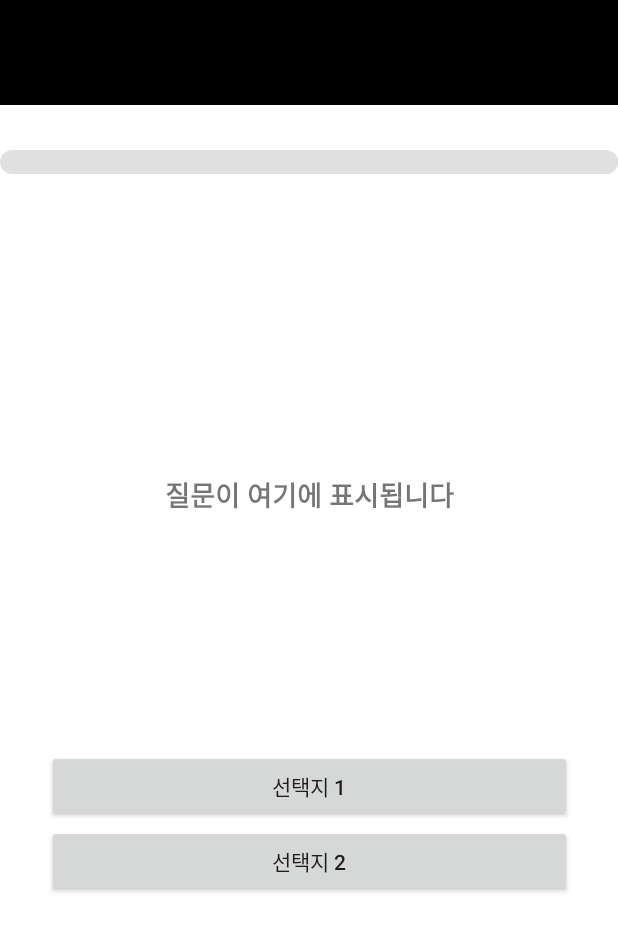
After one commit to Blueapple031/madcamp1week, an Android app: the layout activity_questions.xml on its own in the app's theme, with its tools: preview values and no code run, on a phone screen of 412 x 824 dp. The commit adds this screen. Shown: the top 931 px of the screen. Run offline under Robolectric (Android 15) with nearby library versions, the phone set to English and light mode, and no system bars.

Commit message:
questionsactivity

```diff
--- /dev/null
+++ b/app/src/main/res/drawable/custom_progress.xml
@@ -0,0 +1,22 @@
+<?xml version="1.0" encoding="utf-8"?>
+<layer-list xmlns:android="http://schemas.android.com/apk/res/android">
+
+    <!-- ProgressBar의 배경 -->
+    <item>
+        <shape android:shape="rectangle">
+            <corners android:radius="12dp" /> <!-- 모서리를 둥글게 설정 -->
+            <solid android:color="#E0E0E0" /> <!-- 배경색: 연한 회색 -->
+        </shape>
+    </item>
+
+    <!-- 진행 중인 영역 -->
+    <item android:id="@android:id/progress">
+        <clip>
+            <shape android:shape="rectangle">
+                <corners android:radius="12dp" /> <!-- 진행 영역도 모서리 둥글게 -->
+                <solid android:color="#4CAF50" /> <!-- 진행 색상: 초록색 -->
+            </shape>
+        </clip>
+    </item>
+
+</layer-list>
--- /dev/null
+++ b/app/src/main/res/layout/activity_questions.xml
@@ -0,0 +1,71 @@
+<?xml version="1.0" encoding="utf-8"?>
+<androidx.constraintlayout.widget.ConstraintLayout xmlns:android="http://schemas.android.com/apk/res/android"
+    xmlns:tools="http://schemas.android.com/tools"
+    android:layout_width="match_parent"
+    android:layout_height="match_parent"
+    xmlns:app="http://schemas.android.com/apk/res-auto"
+    android:background="#FFFFFF"
+    tools:context=".QuestionActivity">
+
+    <View
+        android:id="@+id/rectangle_1"
+        android:layout_width="0dp"
+        android:layout_height="70dp"
+        android:background="#000000"
+        app:layout_constraintTop_toTopOf="parent"
+        app:layout_constraintStart_toStartOf="parent"
+        app:layout_constraintEnd_toEndOf="parent" />
+
+    <!-- 진행도 ProgressBar -->
+    <ProgressBar
+        android:id="@+id/progressBar"
+        style="?android:attr/progressBarStyleHorizontal"
+        android:layout_width="0dp"
+        android:layout_height="16dp"
+        android:progress="0"
+        android:max="100"
+        android:progressDrawable="@drawable/custom_progress"
+        app:layout_constraintTop_toTopOf="parent"
+        app:layout_constraintStart_toStartOf="parent"
+        app:layout_constraintEnd_toEndOf="parent"
+        android:layout_marginTop="100dp" />
+
+    <!-- 질문 텍스트 -->
+    <TextView
+        android:id="@+id/questionTextView"
+        android:layout_width="match_parent"
+        android:layout_height="wrap_content"
+        android:text="질문이 여기에 표시됩니다"
+        android:textSize="18sp"
+        android:textStyle="bold"
+        android:gravity="center"
+        android:padding="16dp"
+        android:layout_marginTop="300dp"
+        app:layout_constraintTop_toTopOf="parent"
+        tools:ignore="MissingConstraints" />
+
+    <!-- 선택지 버튼 1 -->
+    <Button
+        android:id="@+id/option1Button"
+        android:layout_width="350dp"
+        android:layout_height="wrap_content"
+        android:text="선택지 1"
+        android:layout_marginTop="500dp"
+        app:layout_constraintTop_toTopOf="parent"
+        app:layout_constraintStart_toStartOf="parent"
+        app:layout_constraintEnd_toEndOf="parent"
+        tools:ignore="MissingConstraints" />
+
+    <!-- 선택지 버튼 2 -->
+    <Button
+        android:id="@+id/option2Button"
+        android:layout_width="350dp"
+        android:layout_height="wrap_content"
+        android:text="선택지 2"
+        android:layout_marginTop="550dp"
+        app:layout_constraintTop_toTopOf="parent"
+        app:layout_constraintStart_toStartOf="parent"
+        app:layout_constraintEnd_toEndOf="parent"
+        tools:ignore="MissingConstraints" />
+
+</androidx.constraintlayout.widget.ConstraintLayout>
--- a/app/src/main/res/values/themes.xml
+++ b/app/src/main/res/values/themes.xml
@@ -1,6 +1,6 @@
 <resources xmlns:tools="http://schemas.android.com/tools">
     <!-- Base application theme. -->
-    <style name="Base.Theme.MyApplication1" parent="Theme.Material3.DayNight.NoActionBar">
+    <style name="Base.Theme.MyApplication1" parent="Theme.AppCompat.DayNight.NoActionBar">
         <!-- Customize your light theme here. -->
         <!-- <item name="colorPrimary">@color/my_light_primary</item> -->
     </style>
```
Also changed, not shown: app/src/main/assets/menus.json (added, +38 -0 lines), app/src/main/assets/questions.json (added, +50 -0 lines), app/src/main/java/com/example/myapplication1/QuestionsActivity.java (added, +89 -0 lines), app/src/main/java/com/example/myapplication1/models/Question.java (added, +25 -0 lines).
